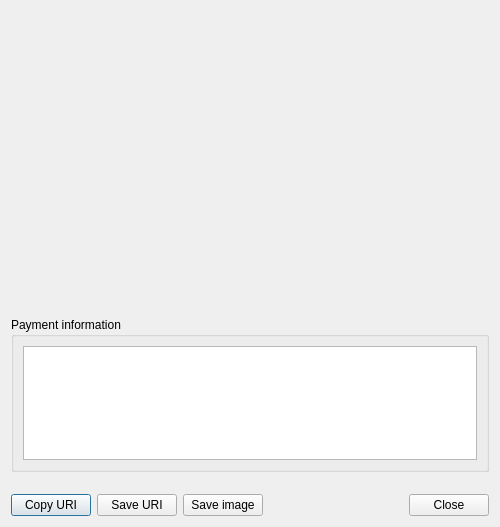
This is src/gui/ui/showpaymentrequest.ui in discretecoin/discrete-wallet as Qt 5 draws it before an edit. The edited form follows.
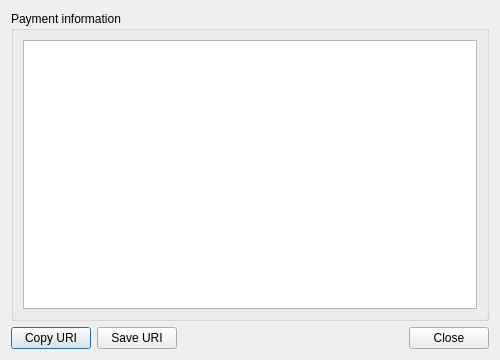
This is the edited form. Custom widgets are drawn as their Qt base class.

The edit to the form file:
```diff
--- a/src/gui/ui/showpaymentrequest.ui
+++ b/src/gui/ui/showpaymentrequest.ui
@@ -7,13 +7,13 @@
     <x>0</x>
     <y>0</y>
     <width>500</width>
-    <height>527</height>
+    <height>360</height>
    </rect>
   </property>
   <property name="minimumSize">
    <size>
     <width>500</width>
-    <height>400</height>
+    <height>300</height>
    </size>
   </property>
   <property name="maximumSize">
@@ -25,57 +25,7 @@
   <property name="windowTitle">
    <string>Payment request</string>
   </property>
-  <layout class="QVBoxLayout" name="verticalLayout">
-   <item>
-    <layout class="QHBoxLayout" name="horizontalLayout_2">
-     <property name="spacing">
-      <number>6</number>
-     </property>
-     <property name="sizeConstraint">
-      <enum>QLayout::SizeConstraint::SetDefaultConstraint</enum>
-     </property>
-     <property name="bottomMargin">
-      <number>0</number>
-     </property>
-     <item>
-      <widget class="WalletGui::QRLabel" name="m_requestQRlabel">
-       <property name="enabled">
-        <bool>true</bool>
-       </property>
-       <property name="sizePolicy">
-        <sizepolicy hsizetype="Fixed" vsizetype="Fixed">
-         <horstretch>0</horstretch>
-         <verstretch>0</verstretch>
-        </sizepolicy>
-       </property>
-       <property name="minimumSize">
-        <size>
-         <width>300</width>
-         <height>300</height>
-        </size>
-       </property>
-       <property name="maximumSize">
-        <size>
-         <width>300</width>
-         <height>300</height>
-        </size>
-       </property>
-       <property name="baseSize">
-        <size>
-         <width>300</width>
-         <height>300</height>
-        </size>
-       </property>
-       <property name="text">
-        <string/>
-       </property>
-       <property name="scaledContents">
-        <bool>true</bool>
-       </property>
-      </widget>
-     </item>
-    </layout>
-   </item>
+  <layout class="QVBoxLayout" name="verticalLayout" stretch="1,0">
    <item>
     <widget class="QGroupBox" name="m_paymentRequestContent">
      <property name="minimumSize">
@@ -101,19 +51,6 @@
      </layout>
     </widget>
    </item>
-   <item>
-    <spacer name="verticalSpacer">
-     <property name="orientation">
-      <enum>Qt::Orientation::Vertical</enum>
-     </property>
-     <property name="sizeHint" stdset="0">
-      <size>
-       <width>20</width>
-       <height>94</height>
-      </size>
-     </property>
-    </spacer>
-   </item>
    <item>
     <layout class="QHBoxLayout" name="horizontalLayout">
      <item>
@@ -130,13 +67,6 @@
        </property>
       </widget>
      </item>
-     <item>
-      <widget class="QPushButton" name="m_saveImageButton">
-       <property name="text">
-        <string>Save image</string>
-       </property>
-      </widget>
-     </item>
      <item>
       <spacer name="horizontalSpacer">
        <property name="orientation">
@@ -161,13 +91,6 @@
    </item>
   </layout>
  </widget>
- <customwidgets>
-  <customwidget>
-   <class>WalletGui::QRLabel</class>
-   <extends>QLabel</extends>
-   <header>gui/QRLabel.h</header>
-  </customwidget>
- </customwidgets>
  <resources/>
  <connections>
   <connection>
```
Left out of the diff: 17 changed lines with no effect on the pictures.
